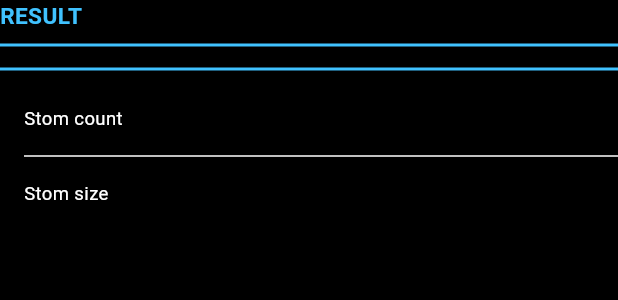
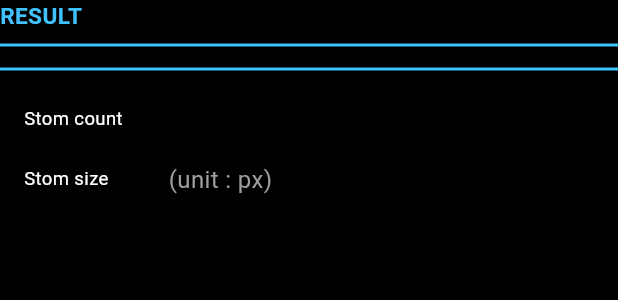
Before and after one commit to dbsgmlduf/EmmaAI, a Flutter app: the ResultPanel widget shown alone on an empty page, opened directly with empty values, on a phone screen of 412 x 824 dp. Shown: the top 300 px of the screen. Run offline on Flutter 3.47's test engine with Material 3 defaults, Android fonts, the phone set to English and light mode, and no system bars; our stand-ins replace image_picker, sqflite; accounts and stored records are empty.

Commit message:
stom count, size 부분 ui 수정

```diff
--- a/lib/widgets/analysis_text.dart
+++ b/lib/widgets/analysis_text.dart
@@ -29,17 +29,59 @@ class ResultPanel extends StatelessWidget {
             child: Column(
               crossAxisAlignment: CrossAxisAlignment.start,
               children: [
-                Text(
-                  'Stom count ${chart['stomcount'] ?? '0'}',
-                  style: TextStyle(color: Colors.white, fontSize: 18*(screenHeight/1200))
+                Row(
+                  children: [
+                    Text('Stom count', style: TextStyle(color: Colors.white, fontSize: 18*(screenHeight/1200))),
+                    SizedBox(width: 16),
+                    if (chart['stomcount'] != null &&
+                        chart['stomcount'].toString().isNotEmpty &&
+                        chart['stomcount'].toString() != '0')
+                      Text(
+                        chart['stomcount'],
+                        style: TextStyle(
+                          color: Color(0xFFFF2828),
+                          fontSize: 32,
+                          fontWeight: FontWeight.bold,
+                        ),
+                      ),
+                  ],
                 ),
-                SizedBox(height: 8),
-                Divider(color: Colors.white, thickness: 1),
-                SizedBox(height: 8),
-                Text(
-                  'Stom size ${chart['stomsize'] ?? '0'}',
-                  style: TextStyle(color: Colors.white, fontSize: 18*(screenHeight/1200))
+                SizedBox(height: 20),
+                Row(
+                  children: [
+                    Text(
+                        'Stom size',
+                        style: TextStyle(color: Colors.white, fontSize: 18*(screenHeight/1200))
+                    ),
+                    SizedBox(width: 40),
+                    Text(
+                      '(unit : px)',
+                      style: TextStyle(
+                        color: Colors.grey,
+                        fontSize: 16,
+                      ),
+                    ),
+                  ],
                 ),
+                if (chart['stomsize'] != null &&
+                    chart['stomsize'].toString().isNotEmpty &&
+                    chart['stomsize'].toString() != '0')
+                  Column(
+                    crossAxisAlignment: CrossAxisAlignment.start,
+                    children: List.generate(
+                      chart['stomsize'].toString().split(',').length,
+                      (index) => Padding(
+                        padding: EdgeInsets.only(left: 16, top: 4),
+                        child: Text(
+                          '[${index + 1}] ${chart['stomsize'].toString().split(',')[index].trim()}',
+                          style: TextStyle(
+                            color: Colors.white,
+                            fontSize: 18*(screenHeight/1200)
+                          ),
+                        ),
+                      ),
+                    ),
+                  ),
               ],
             ),
           ),
```
